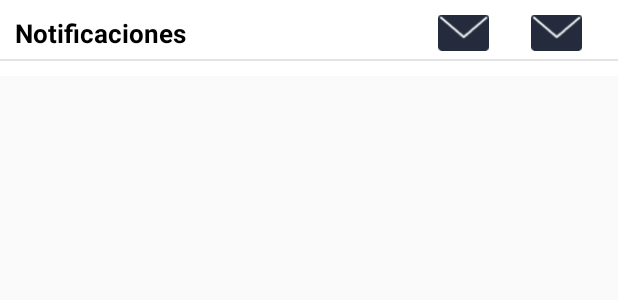
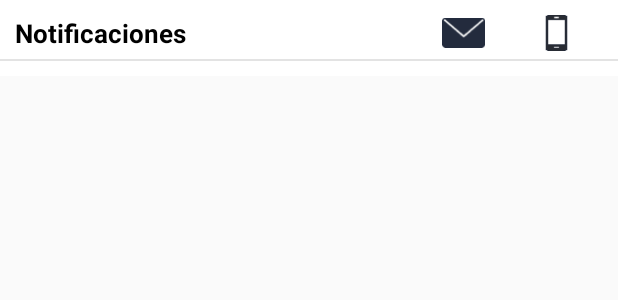
Before and after one commit to 0xCaponte/MovidaChacao, an Android app: the layout settings_notification_preferences_layout.xml on its own in the app's theme, with its tools: preview values and no code run, on a phone screen of 412 x 824 dp. Shown: the top 300 px of the screen. Run offline under Robolectric (Android 15) with nearby library versions, the phone set to English and light mode, and no system bars.

Commit message:
settings notificaciones

```diff
--- a/app/src/main/java/com/reto/chacao/main/fragment/HomeScreenFragment.java
+++ b/app/src/main/java/com/reto/chacao/main/fragment/HomeScreenFragment.java
@@ -391,13 +391,8 @@ public class HomeScreenFragment extends AppFragment implements CompoundButton.On
 
         ArrayList<Post> posts = new ArrayList<Post>();
 
-        int i = 0;
 
         for(Event e : events){
-            if ( i == 4 ) {
-                break;
-            }
-            i++;
             ArrayList<Comment> comments = new ArrayList<Comment>();
             Post post = new Post();
             ItemCondition condition = new ItemCondition();
--- a/app/src/main/res/layout/settings_notification_preferences_layout.xml
+++ b/app/src/main/res/layout/settings_notification_preferences_layout.xml
@@ -40,6 +40,8 @@
                 android:layout_alignParentTop="true"
                 android:layout_toLeftOf="@+id/phone_icon"
                 android:layout_toStartOf="@+id/phone_icon"
+                android:paddingTop="2dp"
+                android:paddingBottom="2dp"
                 android:src="@drawable/icon_email"/>
 
             <ImageView
@@ -49,7 +51,7 @@
                 android:layout_alignBottom="@+id/notification_title"
                 android:layout_alignParentRight="true"
                 android:layout_alignParentTop="true"
-                android:src="@drawable/icon_email"/>
+                android:src="@drawable/icon_cell"/>
 
 
         </RelativeLayout>
@@ -65,7 +67,6 @@
             android:layout_height="wrap_content"
             android:orientation="vertical">
 
-
         </LinearLayout>
 
 
```
Also changed, not shown: app/src/main/AndroidManifest.xml (+0 -10 lines), app/src/main/java/com/reto/chacao/settings/fragment/SettingsFragment.java (+6 -1 lines), app/src/main/res/drawable/icon_cell.png (added), 7 other files.
